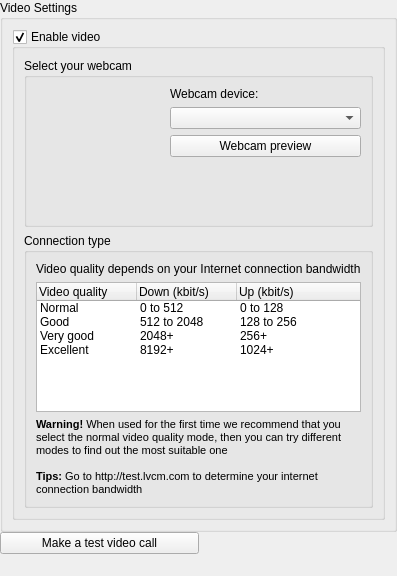
Above: wengophone/src/presentation/qt/config/VideoSettings.ui from tkrotoff/WengoPhone before the change. Below: the same form after it.
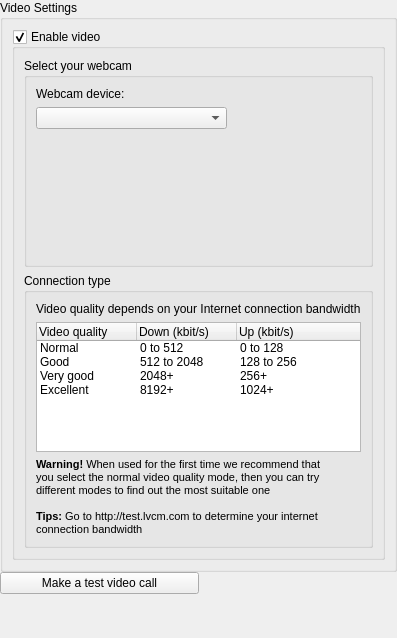
That is the form after the change. Icons and pictures are not drawn.

Commit message: - QtISettings does not inherit from QObject anymore - Crash fixed inside video configuration panel

```diff
--- a/wengophone/src/presentation/qt/config/VideoSettings.ui
+++ b/wengophone/src/presentation/qt/config/VideoSettings.ui
@@ -9,7 +9,7 @@
     <x>0</x>
     <y>0</y>
     <width>355</width>
-    <height>576</height>
+    <height>638</height>
    </rect>
   </property>
   <layout class="QGridLayout" >
@@ -61,7 +61,15 @@
             <property name="spacing" >
              <number>6</number>
             </property>
-            <item row="3" column="1" >
+            <item row="0" column="0" >
+             <layout class="QGridLayout" >
+              <property name="margin" >
+               <number>0</number>
+              </property>
+              <property name="spacing" >
+               <number>6</number>
+              </property>
+              <item row="2" column="0" >
              <spacer>
               <property name="orientation" >
                <enum>Qt::Vertical</enum>
@@ -74,7 +82,27 @@
               </property>
              </spacer>
             </item>
-            <item rowspan="4" row="0" column="0" >
+              <item row="0" column="0" >
+               <widget class="QLabel" name="label_3" >
+                <property name="text" >
+                 <string>Webcam device:</string>
+                </property>
+               </widget>
+              </item>
+              <item row="1" column="0" >
+               <widget class="QComboBox" name="webcamDeviceComboBox" />
+              </item>
+             </layout>
+            </item>
+            <item row="0" column="1" >
+             <layout class="QGridLayout" >
+              <property name="margin" >
+               <number>0</number>
+              </property>
+              <property name="spacing" >
+               <number>6</number>
+              </property>
+              <item row="0" column="0" >
              <widget class="QLabel" name="webcamPreviewLabel" >
               <property name="minimumSize" >
                <size>
@@ -96,22 +124,20 @@
               </property>
              </widget>
             </item>
-            <item row="2" column="1" >
-             <widget class="QPushButton" name="webcamPreviewButton" >
-              <property name="text" >
-               <string>Webcam preview</string>
-              </property>
-             </widget>
-            </item>
-            <item row="0" column="1" >
-             <widget class="QLabel" name="label_3" >
-              <property name="text" >
-               <string>Webcam device:</string>
-              </property>
-             </widget>
-            </item>
-            <item row="1" column="1" >
-             <widget class="QComboBox" name="webcamDeviceComboBox" />
+              <item row="1" column="0" >
+               <spacer>
+                <property name="orientation" >
+                 <enum>Qt::Vertical</enum>
+                </property>
+                <property name="sizeHint" >
+                 <size>
+                  <width>20</width>
+                  <height>40</height>
+                 </size>
+                </property>
+               </spacer>
+              </item>
+             </layout>
             </item>
            </layout>
           </widget>
@@ -219,11 +245,8 @@
             <item row="2" column="0" >
              <widget class="QLabel" name="label" >
               <property name="text" >
-               <string>&lt;html>&lt;head>&lt;meta name="qrichtext" content="1" />&lt;/head>&lt;body style=" white-space: pre-wrap; font-family:MS Shell Dlg; font-size:8.25pt; font-weight:400; font-style:normal; text-decoration:none;">&lt;p style=" margin-top:0px; margin-bottom:0px; margin-left:0px; margin-right:0px; -qt-block-indent:0; text-indent:0px; font-size:8pt;">&lt;span style=" font-weight:600;">Warning!&lt;/span> When used for the first time we recommend that you select the normal video quality mode, then you can try different modes to find out the most suitable one&lt;/p>&lt;p style="-qt-paragraph-type:empty; margin-top:0px; margin-bottom:0px; margin-left:0px; margin-right:0px; -qt-block-indent:0; text-indent:0px; font-size:8pt;">&lt;/p>&lt;p style=" margin-top:0px; margin-bottom:0px; margin-left:0px; margin-right:0px; -qt-block-indent:0; text-indent:0px; font-size:8pt; font-weight:600;">Tips: &lt;span style=" font-weight:400;">Go to http://test.lvcm.com to determine your internet connection bandwidth&lt;/span>&lt;/p>&lt;/body>&lt;/html></string>
+               <string>&lt;html>&lt;head>&lt;meta name="qrichtext" content="1" />&lt;/head>&lt;body style=" white-space: pre-wrap; font-family:MS Shell Dlg; font-size:8.25pt; font-weight:400; font-style:normal; text-decoration:none;">&lt;p style=" margin-top:0px; margin-bottom:0px; margin-left:0px; margin-right:0px; -qt-block-indent:0; text-indent:0px; font-size:8pt;">&lt;span style=" font-weight:600;">Warning!&lt;/span> When used for the first time we recommend that&lt;/p>&lt;p style=" margin-top:0px; margin-bottom:0px; margin-left:0px; margin-right:0px; -qt-block-indent:0; text-indent:0px; font-size:8pt;">you select the normal video quality mode, then you can try&lt;/p>&lt;p style=" margin-top:0px; margin-bottom:0px; margin-left:0px; margin-right:0px; -qt-block-indent:0; text-indent:0px; font-size:8pt;">different modes to find out the most suitable one&lt;/p>&lt;p style="-qt-paragraph-type:empty; margin-top:0px; margin-bottom:0px; margin-left:0px; margin-right:0px; -qt-block-indent:0; text-indent:0px; font-size:8pt;">&lt;/p>&lt;p style=" margin-top:0px; margin-bottom:0px; margin-left:0px; margin-right:0px; -qt-block-indent:0; text-indent:0px; font-size:8pt; font-weight:600;">Tips: &lt;span style=" font-weight:400;">Go to http://test.lvcm.com to determine your internet&lt;/span>&lt;/p>&lt;p style=" margin-top:0px; margin-bottom:0px; margin-left:0px; margin-right:0px; -qt-block-indent:0; text-indent:0px; font-size:8pt;">connection bandwidth&lt;/p>&lt;/body>&lt;/html></string>
               </property>
-              <property name="wordWrap" >
-               <bool>true</bool>
-              </property>
              </widget>
             </item>
            </layout>
@@ -235,6 +258,19 @@
      </layout>
     </widget>
    </item>
+   <item row="2" column="1" >
+    <spacer>
+     <property name="orientation" >
+      <enum>Qt::Vertical</enum>
+     </property>
+     <property name="sizeHint" >
+      <size>
+       <width>151</width>
+       <height>40</height>
+      </size>
+     </property>
+    </spacer>
+   </item>
    <item row="1" column="0" >
     <widget class="QPushButton" name="makeTestVideoCallButton" >
      <property name="text" >
@@ -242,19 +278,6 @@
      </property>
     </widget>
    </item>
-   <item row="2" column="1" >
-    <spacer>
-     <property name="orientation" >
-      <enum>Qt::Vertical</enum>
-     </property>
-     <property name="sizeHint" >
-      <size>
-       <width>20</width>
-       <height>40</height>
-      </size>
-     </property>
-    </spacer>
-   </item>
   </layout>
  </widget>
  <pixmapfunction></pixmapfunction>
```
Left out of the diff: 1 changed line with no effect on the pictures. Lines whose indentation alone changed are shown as unchanged. The commit also changes 28 other files.
